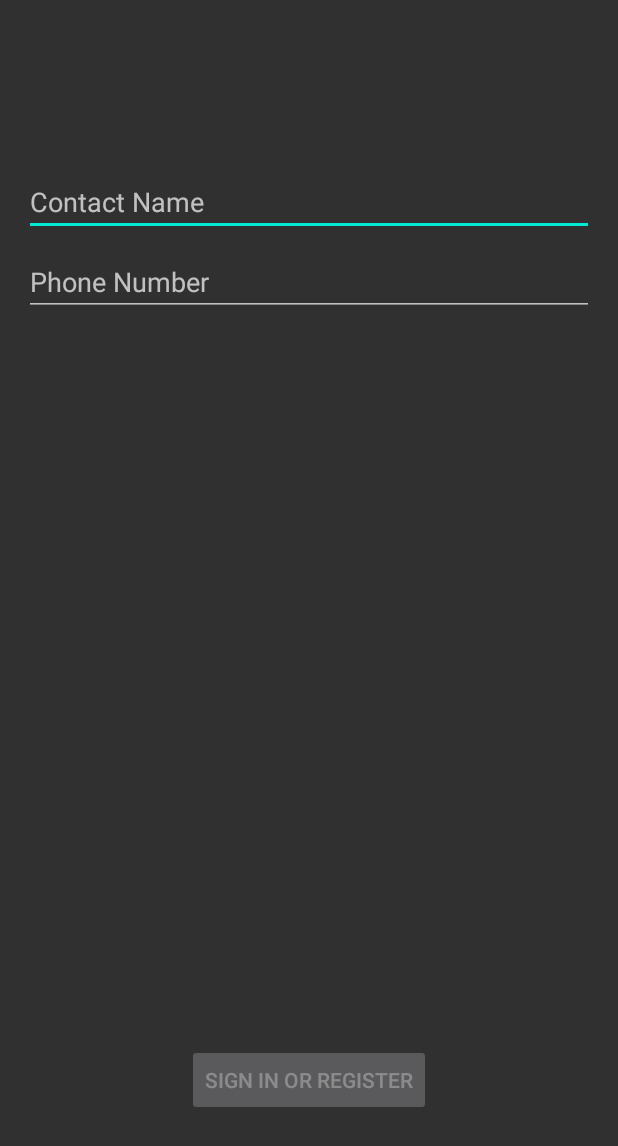
After one commit to shalom2552/FallDetector, an Android app: the layout activity_contact.xml on its own in the app's theme, with its tools: preview values and no code run, on a phone screen of 412 x 824 dp. The commit adds this screen. Shown: the top 1146 px of the screen. Run offline under Robolectric (Android 15) with nearby library versions, the phone set to English and light mode, and no system bars.

Commit message:
added contact function activity

```diff
--- a/app/build.gradle
+++ b/app/build.gradle
@@ -54,6 +54,7 @@ android {
 }
 
 dependencies {
+    implementation 'androidx.annotation:annotation:1.6.0'
     constraints {
         implementation("org.jetbrains.kotlin:kotlin-stdlib-jdk7:1.8.0") {
             because("kotlin-stdlib-jdk7 is now a part of kotlin-stdlib")
--- /dev/null
+++ b/app/src/main/res/layout-w1240dp/activity_contact.xml
@@ -0,0 +1,69 @@
+<?xml version="1.0" encoding="utf-8"?>
+<androidx.constraintlayout.widget.ConstraintLayout xmlns:android="http://schemas.android.com/apk/res/android"
+    xmlns:app="http://schemas.android.com/apk/res-auto"
+    xmlns:tools="http://schemas.android.com/tools"
+    android:id="@+id/container"
+    android:layout_width="match_parent"
+    android:layout_height="match_parent"
+    android:paddingLeft="@dimen/activity_horizontal_margin"
+    android:paddingTop="@dimen/activity_vertical_margin"
+    android:paddingRight="@dimen/activity_horizontal_margin"
+    android:paddingBottom="@dimen/activity_vertical_margin"
+    tools:context=".ui.login.ContactActivity">
+
+    <EditText
+        android:id="@+id/username"
+        android:layout_width="0dp"
+        android:layout_height="wrap_content"
+        android:layout_marginTop="96dp"
+        android:hint="@string/prompt_email"
+        android:inputType="textEmailAddress"
+        android:selectAllOnFocus="true"
+        app:layout_constraintEnd_toEndOf="parent"
+        app:layout_constraintStart_toStartOf="parent"
+        app:layout_constraintTop_toTopOf="parent" />
+
+    <EditText
+        android:id="@+id/password"
+        android:layout_width="0dp"
+        android:layout_height="wrap_content"
+        android:layout_marginTop="8dp"
+        android:hint="@string/prompt_password"
+        android:imeActionLabel="@string/action_sign_in_short"
+        android:imeOptions="actionDone"
+        android:inputType="textPassword"
+        android:selectAllOnFocus="true"
+        app:layout_constraintEnd_toEndOf="parent"
+        app:layout_constraintStart_toStartOf="parent"
+        app:layout_constraintTop_toBottomOf="@+id/username" />
+
+    <Button
+        android:id="@+id/login"
+        android:layout_width="wrap_content"
+        android:layout_height="wrap_content"
+        android:layout_gravity="start"
+        android:layout_marginTop="16dp"
+        android:layout_marginBottom="64dp"
+        android:enabled="false"
+        android:text="@string/action_sign_in"
+        app:layout_constraintBottom_toBottomOf="parent"
+        app:layout_constraintEnd_toEndOf="parent"
+        app:layout_constraintStart_toStartOf="parent"
+        app:layout_constraintTop_toBottomOf="@+id/password"
+        app:layout_constraintVertical_bias="0.2" />
+
+    <ProgressBar
+        android:id="@+id/loading"
+        android:layout_width="wrap_content"
+        android:layout_height="wrap_content"
+        android:layout_gravity="center"
+        android:layout_marginTop="64dp"
+        android:layout_marginBottom="64dp"
+        android:visibility="gone"
+        app:layout_constraintBottom_toBottomOf="parent"
+        app:layout_constraintEnd_toEndOf="@+id/password"
+        app:layout_constraintStart_toStartOf="@+id/password"
+        app:layout_constraintTop_toTopOf="parent"
+        app:layout_constraintVertical_bias="0.3" />
+
+</androidx.constraintlayout.widget.ConstraintLayout>
--- /dev/null
+++ b/app/src/main/res/layout-w936dp/activity_contact.xml
@@ -0,0 +1,76 @@
+<?xml version="1.0" encoding="utf-8"?>
+<androidx.constraintlayout.widget.ConstraintLayout xmlns:android="http://schemas.android.com/apk/res/android"
+    xmlns:app="http://schemas.android.com/apk/res-auto"
+    xmlns:tools="http://schemas.android.com/tools"
+    android:id="@+id/container"
+    android:layout_width="match_parent"
+    android:layout_height="match_parent"
+    android:paddingLeft="@dimen/activity_horizontal_margin"
+    android:paddingTop="@dimen/activity_vertical_margin"
+    android:paddingRight="@dimen/activity_horizontal_margin"
+    android:paddingBottom="@dimen/activity_vertical_margin"
+    tools:context=".ui.login.ContactActivity">
+
+    <androidx.constraintlayout.widget.ConstraintLayout
+        android:layout_width="840dp"
+        android:layout_height="match_parent"
+        app:layout_constraintEnd_toEndOf="parent"
+        app:layout_constraintStart_toStartOf="parent">
+
+        <EditText
+            android:id="@+id/username"
+            android:layout_width="0dp"
+            android:layout_height="wrap_content"
+            android:layout_marginTop="96dp"
+            android:hint="@string/prompt_email"
+            android:inputType="textEmailAddress"
+            android:selectAllOnFocus="true"
+            app:layout_constraintEnd_toEndOf="parent"
+            app:layout_constraintStart_toStartOf="parent"
+            app:layout_constraintTop_toTopOf="parent" />
+
+        <EditText
+            android:id="@+id/password"
+            android:layout_width="0dp"
+            android:layout_height="wrap_content"
+            android:layout_marginTop="8dp"
+            android:hint="@string/prompt_password"
+            android:imeActionLabel="@string/action_sign_in_short"
+            android:imeOptions="actionDone"
+            android:inputType="textPassword"
+            android:selectAllOnFocus="true"
+            app:layout_constraintEnd_toEndOf="parent"
+            app:layout_constraintStart_toStartOf="parent"
+            app:layout_constraintTop_toBottomOf="@+id/username" />
+
+        <Button
+            android:id="@+id/login"
+            android:layout_width="wrap_content"
+            android:layout_height="wrap_content"
+            android:layout_gravity="start"
+            android:layout_marginTop="16dp"
+            android:layout_marginBottom="64dp"
+            android:enabled="false"
+            android:text="@string/action_sign_in"
+            app:layout_constraintBottom_toBottomOf="parent"
+            app:layout_constraintEnd_toEndOf="parent"
+            app:layout_constraintStart_toStartOf="parent"
+            app:layout_constraintTop_toBottomOf="@+id/password"
+            app:layout_constraintVertical_bias="0.2" />
+
+        <ProgressBar
+            android:id="@+id/loading"
+            android:layout_width="wrap_content"
+            android:layout_height="wrap_content"
+            android:layout_gravity="center"
+            android:layout_marginTop="64dp"
+            android:layout_marginBottom="64dp"
+            android:visibility="gone"
+            app:layout_constraintBottom_toBottomOf="parent"
+            app:layout_constraintEnd_toEndOf="@+id/password"
+            app:layout_constraintStart_toStartOf="@+id/password"
+            app:layout_constraintTop_toTopOf="parent"
+            app:layout_constraintVertical_bias="0.3" />
+
+    </androidx.constraintlayout.widget.ConstraintLayout>
+</androidx.constraintlayout.widget.ConstraintLayout>
--- /dev/null
+++ b/app/src/main/res/layout/activity_contact.xml
@@ -0,0 +1,69 @@
+<?xml version="1.0" encoding="utf-8"?>
+<androidx.constraintlayout.widget.ConstraintLayout xmlns:android="http://schemas.android.com/apk/res/android"
+    xmlns:app="http://schemas.android.com/apk/res-auto"
+    xmlns:tools="http://schemas.android.com/tools"
+    android:id="@+id/container"
+    android:layout_width="match_parent"
+    android:layout_height="match_parent"
+    android:paddingLeft="@dimen/activity_horizontal_margin"
+    android:paddingTop="@dimen/activity_vertical_margin"
+    android:paddingRight="@dimen/activity_horizontal_margin"
+    android:paddingBottom="@dimen/activity_vertical_margin"
+    tools:context=".ui.login.ContactActivity">
+
+    <EditText
+        android:id="@+id/username"
+        android:layout_width="0dp"
+        android:layout_height="wrap_content"
+        android:layout_marginTop="96dp"
+        android:hint="@string/contact_name"
+        android:inputType="textPersonName"
+        android:selectAllOnFocus="true"
+        app:layout_constraintEnd_toEndOf="parent"
+        app:layout_constraintStart_toStartOf="parent"
+        app:layout_constraintTop_toTopOf="parent" />
+
+    <EditText
+        android:id="@+id/textview_number"
+        android:layout_width="0dp"
+        android:layout_height="wrap_content"
+        android:layout_marginTop="8dp"
+        android:hint="@string/phone_number"
+        android:imeActionLabel="@string/action_sign_in_short"
+        android:imeOptions="actionDone"
+        android:inputType="numberSigned"
+        android:selectAllOnFocus="true"
+        app:layout_constraintEnd_toEndOf="parent"
+        app:layout_constraintStart_toStartOf="parent"
+        app:layout_constraintTop_toBottomOf="@+id/username" />
+
+    <Button
+        android:id="@+id/login"
+        android:layout_width="wrap_content"
+        android:layout_height="wrap_content"
+        android:layout_gravity="start"
+        android:layout_marginTop="16dp"
+        android:layout_marginBottom="64dp"
+        android:enabled="false"
+        android:text="@string/action_sign_in"
+        app:layout_constraintBottom_toBottomOf="parent"
+        app:layout_constraintEnd_toEndOf="parent"
+        app:layout_constraintStart_toStartOf="parent"
+        app:layout_constraintTop_toBottomOf="@+id/password"
+        app:layout_constraintVertical_bias="0.2" />
+
+    <ProgressBar
+        android:id="@+id/loading"
+        android:layout_width="wrap_content"
+        android:layout_height="wrap_content"
+        android:layout_gravity="center"
+        android:layout_marginTop="64dp"
+        android:layout_marginBottom="64dp"
+        android:visibility="gone"
+        app:layout_constraintBottom_toBottomOf="parent"
+        app:layout_constraintEnd_toEndOf="@+id/password"
+        app:layout_constraintStart_toStartOf="@+id/password"
+        app:layout_constraintTop_toTopOf="parent"
+        app:layout_constraintVertical_bias="0.3" />
+
+</androidx.constraintlayout.widget.ConstraintLayout>
--- /dev/null
+++ b/app/src/main/res/values-land/dimens.xml
@@ -0,0 +1,3 @@
+<resources>
+    <dimen name="activity_horizontal_margin">48dp</dimen>
+</resources>
--- /dev/null
+++ b/app/src/main/res/values-w1240dp/dimens.xml
@@ -0,0 +1,3 @@
+<resources>
+    <dimen name="activity_horizontal_margin">200dp</dimen>
+</resources>
--- /dev/null
+++ b/app/src/main/res/values-w600dp/dimens.xml
@@ -0,0 +1,3 @@
+<resources>
+    <dimen name="activity_horizontal_margin">48dp</dimen>
+</resources>
--- a/app/src/main/res/values/strings.xml
+++ b/app/src/main/res/values/strings.xml
@@ -5,4 +5,15 @@
     <string name="title_home">Home</string>
     <string name="title_dashboard">Dashboard</string>
     <string name="title_notifications">Notifications</string>
+    <string name="title_activity_contact">ContactActivity</string>
+    <string name="prompt_email">Email</string>
+    <string name="prompt_password">Password</string>
+    <string name="action_sign_in">Sign in or register</string>
+    <string name="action_sign_in_short">Sign in</string>
+    <string name="welcome">"Welcome !"</string>
+    <string name="invalid_username">Not a valid username</string>
+    <string name="invalid_password">Password must be >5 characters</string>
+    <string name="login_failed">"Login failed"</string>
+    <string name="phone_number">Phone Number</string>
+    <string name="contact_name">Contact Name</string>
 </resources>
```
Also changed, not shown: app/src/main/AndroidManifest.xml (+11 -6 lines), app/src/main/java/com/example/tutorial6/TerminalFragment.java (+8 -7 lines), app/src/main/java/com/example/tutorial6/data/LoginDataSource.java (added, +29 -0 lines), app/src/main/java/com/example/tutorial6/data/LoginRepository.java (added, +54 -0 lines), app/src/main/java/com/example/tutorial6/data/Result.java (added, +48 -0 lines), app/src/main/java/com/example/tutorial6/data/model/LoggedInUser.java (added, +23 -0 lines), app/src/main/java/com/example/tutorial6/ui/login/ContactActivity.java (added, +134 -0 lines), app/src/main/java/com/example/tutorial6/ui/login/LoggedInUserView.java (added, +17 -0 lines), app/src/main/java/com/example/tutorial6/ui/login/LoginFormState.java (added, +40 -0 lines), app/src/main/java/com/example/tutorial6/ui/login/LoginResult.java (added, +31 -0 lines), app/src/main/java/com/example/tutorial6/ui/login/LoginViewModel.java (added, +70 -0 lines), app/src/main/java/com/example/tutorial6/ui/login/LoginViewModelFactory.java (added, +26 -0 lines).
